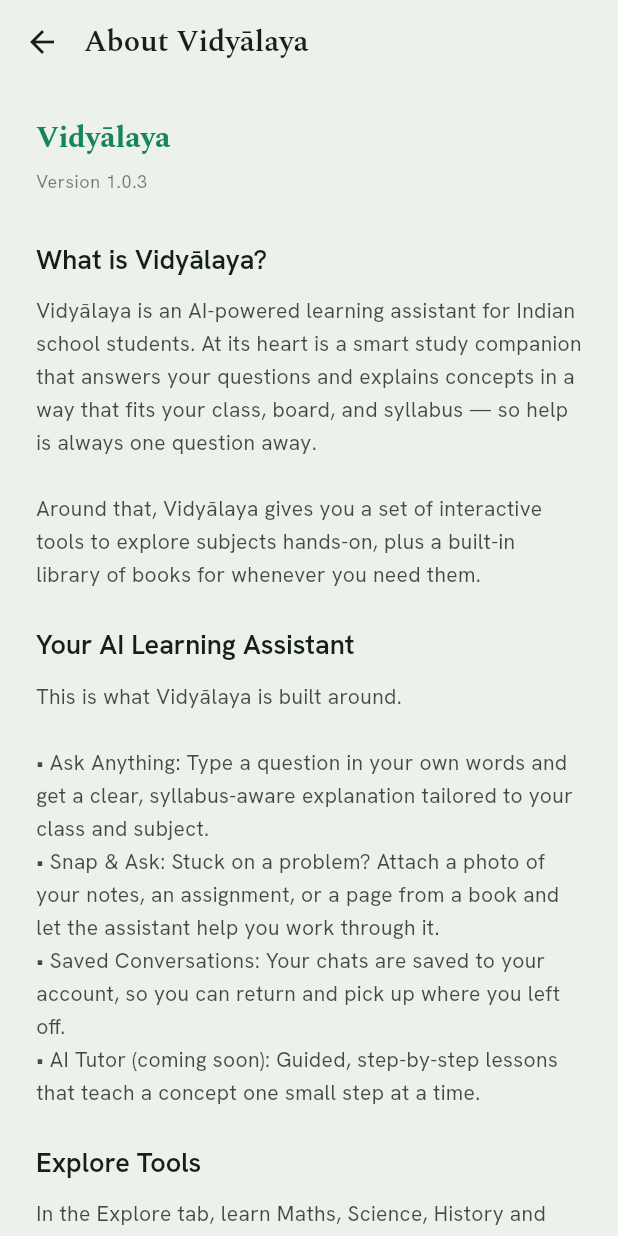
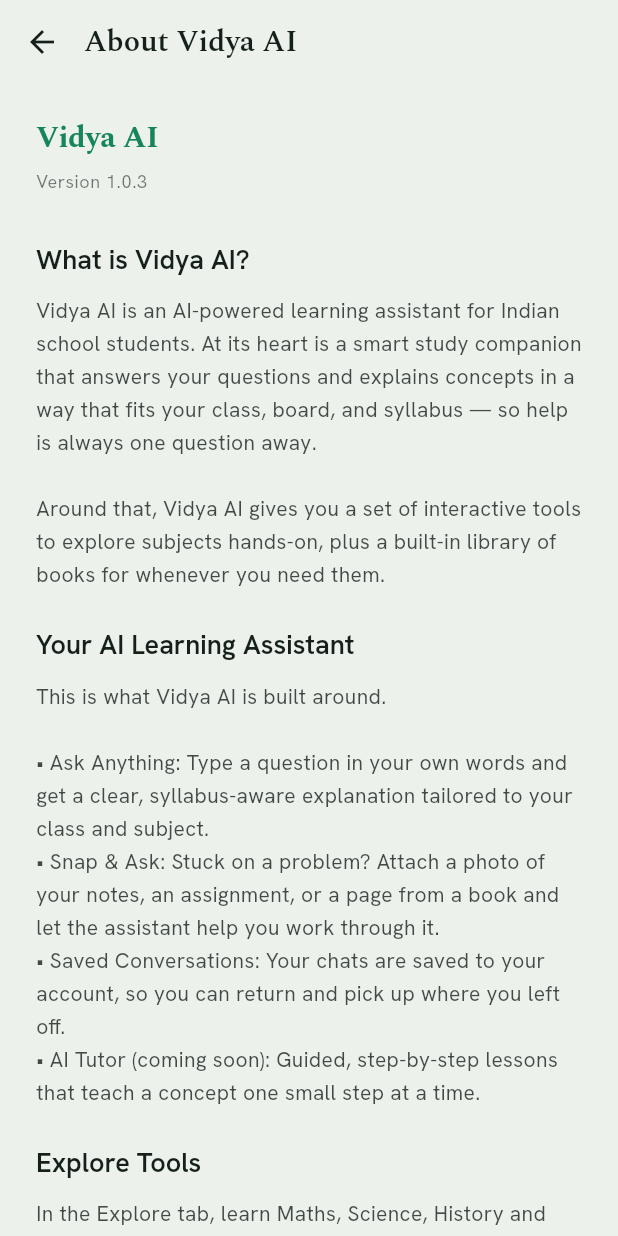
Before and after one commit to rudra273/vidyalaya, a Flutter app: the AboutScreen screen opened by its route, on a phone screen of 412 x 824 dp. Run offline on Flutter 3.47's test engine with Material 3 defaults, Android fonts, the phone set to English and light mode, and no system bars; our stand-ins replace firebase_auth, firebase_core, flutter_markdown, flutter_riverpod, flutter_svg, go_router and 8 more; missing offline and left inert: flutter_pdfview; accounts and stored records are empty; network calls fail.

Commit message:
vidya ai

```diff
--- a/lib/data/services/app_share.dart
+++ b/lib/data/services/app_share.dart
@@ -12,7 +12,7 @@
       'https://play.google.com/store/apps/details?id=com.vidyalaya.ai';
 
   static const shareMessage =
-      'Study smarter with Vidyālaya — free SCERT Odisha books and an AI tutor, '
+      'Study smarter with Vidya AI — free SCERT Odisha books and an AI tutor, '
       'right on your phone!\n$playStoreUrl';
 
   /// Opens WhatsApp with the share message pre-filled.
--- a/lib/main.dart
+++ b/lib/main.dart
@@ -56,7 +56,7 @@
     final themeMode = ref.watch(themeModeProvider);
 
     return MaterialApp.router(
-      title: 'Vidyālaya',
+      title: 'Vidya AI',
       debugShowCheckedModeBanner: false,
       theme: AppTheme.lightTheme,
       darkTheme: AppTheme.darkTheme,
--- a/lib/screens/home/home_screen.dart
+++ b/lib/screens/home/home_screen.dart
@@ -79,7 +79,7 @@
           // Shares PageTitle's metrics so the wordmark sits at exactly the
           // same height as the "AI Learning" / "Explore" / "Profile" titles.
           PageTitle(
-            title: 'Vidyālaya',
+            title: 'Vidya AI',
             sub: _greetingLine(firstName),
             // Nudged down to centre against the title's line rather than
             // constrained to its height — the 40px avatar and the streak chip
--- a/lib/screens/onboarding/welcome_screen.dart
+++ b/lib/screens/onboarding/welcome_screen.dart
@@ -69,7 +69,7 @@
                   ),
                   const SizedBox(height: 24),
                   Text(
-                    'Welcome to Vidyālaya',
+                    'Welcome to Vidya AI',
                     style: Theme.of(context).textTheme.headlineMedium?.copyWith(
                       fontWeight: AppFontWeight.bold,
                     ),
--- a/lib/screens/profile/about_screen.dart
+++ b/lib/screens/profile/about_screen.dart
@@ -13,7 +13,7 @@
     return Scaffold(
       appBar: AppBar(
         title: Text(
-          'About Vidyālaya',
+          'About Vidya AI',
           style: theme.textTheme.headlineSmall,
         ),
         leading: IconButton(
@@ -27,7 +27,7 @@
           crossAxisAlignment: CrossAxisAlignment.start,
           children: [
             Text(
-              'Vidyālaya',
+              'Vidya AI',
               style: theme.textTheme.headlineSmall?.copyWith(
                 color: cs.primary,
                 fontWeight: AppFontWeight.bold,
@@ -44,14 +44,14 @@
 
             _buildSection(
               theme,
-              title: 'What is Vidyālaya?',
-              content: 'Vidyālaya is an AI-powered learning assistant for Indian school students. At its heart is a smart study companion that answers your questions and explains concepts in a way that fits your class, board, and syllabus — so help is always one question away.\n\nAround that, Vidyālaya gives you a set of interactive tools to explore subjects hands-on, plus a built-in library of books for whenever you need them.',
+              title: 'What is Vidya AI?',
+              content: 'Vidya AI is an AI-powered learning assistant for Indian school students. At its heart is a smart study companion that answers your questions and explains concepts in a way that fits your class, board, and syllabus — so help is always one question away.\n\nAround that, Vidya AI gives you a set of interactive tools to explore subjects hands-on, plus a built-in library of books for whenever you need them.',
             ),
 
             _buildSection(
               theme,
               title: 'Your AI Learning Assistant',
-              content: 'This is what Vidyālaya is built around.\n\n'
+              content: 'This is what Vidya AI is built around.\n\n'
                        '• Ask Anything: Type a question in your own words and get a clear, syllabus-aware explanation tailored to your class and subject.\n'
                        '• Snap & Ask: Stuck on a problem? Attach a photo of your notes, an assignment, or a page from a book and let the assistant help you work through it.\n'
                        '• Saved Conversations: Your chats are saved to your account, so you can return and pick up where you left off.\n'
@@ -73,7 +73,7 @@
             _buildSection(
               theme,
               title: 'Library',
-              content: 'Vidyālaya also includes a library of books you can download and read offline, with comfortable reading modes (including Sepia and Dark Mode), bookmarks, highlights, and personal notes for quick revision — there whenever you need a reference.',
+              content: 'Vidya AI also includes a library of books you can download and read offline, with comfortable reading modes (including Sepia and Dark Mode), bookmarks, highlights, and personal notes for quick revision — there whenever you need a reference.',
             ),
 
             _buildSection(
@@ -116,7 +116,7 @@
                   ),
                   const SizedBox(height: 8),
                   Text(
-                    'Vidyālaya is a private, independent platform and is NOT an official government application. While all the textbooks provided within the app are official, board-approved materials sourced directly from public government websites, our application itself is not affiliated with, endorsed by, or connected to any government entity.',
+                    'Vidya AI is a private, independent platform and is NOT an official government application. While all the textbooks provided within the app are official, board-approved materials sourced directly from public government websites, our application itself is not affiliated with, endorsed by, or connected to any government entity.',
                     style: theme.textTheme.bodyMedium?.copyWith(
                       height: 1.5,
                       color: cs.onSurface.withValues(alpha: 0.8),
@@ -129,7 +129,7 @@
             const SizedBox(height: 24),
             Center(
               child: Text(
-                 '© 2026 Vidyālaya.',
+                 '© 2026 Vidya AI.',
                  style: theme.textTheme.labelMedium?.copyWith(
                    color: cs.onSurface.withValues(alpha: 0.5),
                  ),
--- a/lib/screens/profile/feedback_screen.dart
+++ b/lib/screens/profile/feedback_screen.dart
@@ -112,7 +112,7 @@
                             ),
                             const SizedBox(height: 4),
                             Text(
-                              'Vidyālaya is built for students like you — '
+                              'Vidya AI is built for students like you — '
                               'and your words decide what we build next.',
                               style: Theme.of(context)
                                   .textTheme
--- a/lib/screens/profile/privacy_policy_screen.dart
+++ b/lib/screens/profile/privacy_policy_screen.dart
@@ -27,7 +27,7 @@
           crossAxisAlignment: CrossAxisAlignment.start,
           children: [
             Text(
-              'Vidyālaya',
+              'Vidya AI',
               style: theme.textTheme.headlineSmall?.copyWith(
                 color: cs.primary,
                 fontWeight: AppFontWeight.bold,
@@ -45,13 +45,13 @@
             _buildSection(
               theme,
               title: '1. Introduction',
-              content: 'Welcome to Vidyālaya ("we," "our," or "us"). We are committed to protecting your privacy and ensuring you have a positive experience on our mobile application. Vidyālaya is an educational platform for Indian school students that combines offline textbook reading with AI-assisted learning tools.\n\nThis Privacy Policy explains what information we collect, how we use it, and the choices you have when you use the Vidyālaya app. Please read it carefully. If you are under 18, please review this policy together with a parent or guardian.',
+              content: 'Welcome to Vidya AI ("we," "our," or "us"). We are committed to protecting your privacy and ensuring you have a positive experience on our mobile application. Vidya AI is an educational platform for Indian school students that combines offline textbook reading with AI-assisted learning tools.\n\nThis Privacy Policy explains what information we collect, how we use it, and the choices you have when you use the Vidya AI app. Please read it carefully. If you are under 18, please review this policy together with a parent or guardian.',
             ),
 
             _buildSection(
               theme,
               title: '2. What You Can Use Without an Account',
-              content: 'Core reading and study features work without signing in. When you use Vidyālaya without an account:\n\n'
+              content: 'Core reading and study features work without signing in. When you use Vidya AI without an account:\n\n'
                        '• Local Storage Only: Your class selection, board, preferred language, chosen avatar, theme (light/sepia/dark), bookmarks, highlights, notes, timetable, and reading progress are stored entirely on your device.\n'
                        '• Downloaded Books: The textbooks and study materials you download are saved directly to your device for offline viewing.\n'
                        '• No Sign-In Required for Reading: You are not required to provide any identifying information to read books, take notes, or use the offline Learn modules.',
@@ -90,7 +90,7 @@
             _buildSection(
               theme,
               title: '6. Permissions We Request',
-              content: 'Vidyālaya requests only the permissions needed for its features:\n\n'
+              content: 'Vidya AI requests only the permissions needed for its features:\n\n'
                        '• Internet: To download textbooks, sign in, and use AI features.\n'
                        '• Camera & Photos: Used only when you choose to attach a photo to an AI question. We do not access your camera or gallery in the background, and we do not browse or upload your photo library.',
             ),
@@ -109,7 +109,7 @@
             _buildSection(
               theme,
               title: '8. Third-Party Services',
-              content: 'We rely on a small number of trusted service providers to operate Vidyālaya:\n\n'
+              content: 'We rely on a small number of trusted service providers to operate Vidya AI:\n\n'
                        '• Google / Firebase: for sign-in and authentication.\n'
                        '• Our AI backend and AI model provider: to process and answer your questions.\n\n'
                        'These providers process data only to deliver these services on our behalf and are subject to their own privacy and security commitments. We do not integrate advertising networks or data brokers.',
@@ -118,13 +118,13 @@
             _buildSection(
               theme,
               title: '9. Cookies and Tracking Technologies',
-              content: 'Vidyālaya is a native mobile application and does not use cookies, web beacons, or third-party advertising or analytics trackers to follow you across apps or websites. The app is ad-free.',
+              content: 'Vidya AI is a native mobile application and does not use cookies, web beacons, or third-party advertising or analytics trackers to follow you across apps or websites. The app is ad-free.',
             ),
 
             _buildSection(
               theme,
               title: '10. Children\'s Privacy',
-              content: 'Vidyālaya is intended for school students, and some users may be under the age of 13. We collect only the limited information needed to provide the service, as described above. Because signing in and AI features involve collecting personal information (such as name and email), we ask that a parent or guardian set up and supervise the use of these features for younger children, and provide consent where required by law (including COPPA and applicable Indian data protection rules).\n\nIf you believe a child has provided us personal information without appropriate consent, please contact us and we will delete it.',
+              content: 'Vidya AI is intended for school students, and some users may be under the age of 13. We collect only the limited information needed to provide the service, as described above. Because signing in and AI features involve collecting personal information (such as name and email), we ask that a parent or guardian set up and supervise the use of these features for younger children, and provide consent where required by law (including COPPA and applicable Indian data protection rules).\n\nIf you believe a child has provided us personal information without appropriate consent, please contact us and we will delete it.',
             ),
 
             _buildSection(
@@ -139,7 +139,7 @@
             _buildSection(
               theme,
               title: '12. Changes to This Policy',
-              content: 'As Vidyālaya evolves, we may update this Privacy Policy to reflect new features or legal requirements. When we make material changes, we will update the effective date above. You are advised to review this page periodically.',
+              content: 'As Vidya AI evolves, we may update this Privacy Policy to reflect new features or legal requirements. When we make material changes, we will update the effective date above. You are advised to review this page periodically.',
             ),
 
             _buildSection(
@@ -151,7 +151,7 @@
             const SizedBox(height: 24),
             Center(
               child: Text(
-                 '© 2026 Vidyālaya. All rights reserved.',
+                 '© 2026 Vidya AI. All rights reserved.',
                  style: theme.textTheme.labelMedium?.copyWith(
                    color: cs.onSurface.withValues(alpha: 0.5),
                  ),
--- a/lib/screens/profile/settings_screen.dart
+++ b/lib/screens/profile/settings_screen.dart
@@ -175,7 +175,7 @@
                     ListRow(
                       color: isDark ? AppColors.cTutorDark : AppColors.cTutor,
                       icon: Icons.info_outline_rounded,
-                      title: 'About Vidyālaya',
+                      title: 'About Vidya AI',
                       sub: 'Learn more about the app',
                       onTap: () => context.push('/about'),
                       last: true,
@@ -191,7 +191,7 @@
                   AppSpacing.screenPadding, 24, AppSpacing.screenPadding, 0),
               child: Column(
                 children: [
-                  Text('Vidyālaya',
+                  Text('Vidya AI',
                       style:
                           Theme.of(context).textTheme.headlineSmall?.copyWith(
                                 fontSize: AppFontSize.title,
--- a/lib/widgets/share_feedback_banner.dart
+++ b/lib/widgets/share_feedback_banner.dart
@@ -12,7 +12,7 @@
 // ─── ShareFeedbackBanner: sticky share card at Home bottom ───────────────
 
 /// Permanent banner at the bottom of Home for sharing the app on WhatsApp.
-/// Until dismissed, it also shows an "Enjoying Vidyālaya?" header with a
+/// Until dismissed, it also shows an "Enjoying Vidya AI?" header with a
 /// Rate-us button; the close icon hides only that part, collapsing the
 /// banner into a compact share-only card. Rating stays reachable in
 /// Settings → Support.
@@ -71,7 +71,7 @@
                 crossAxisAlignment: CrossAxisAlignment.start,
                 children: [
                   Text(
-                    'Enjoying Vidyālaya?',
+                    'Enjoying Vidya AI?',
                     style: Theme.of(context).textTheme.headlineSmall
                         ?.copyWith(fontSize: AppFontSize.title, height: 1.1),
                   ),
@@ -169,7 +169,7 @@
             crossAxisAlignment: CrossAxisAlignment.start,
             children: [
               Text(
-                'Share Vidyālaya',
+                'Share Vidya AI',
                 style: Theme.of(context).textTheme.headlineSmall
                     ?.copyWith(fontSize: AppFontSize.content, height: 1.1),
               ),
--- a/lib/widgets/support_section.dart
+++ b/lib/widgets/support_section.dart
@@ -49,7 +49,7 @@
                 ListRow(
                   color: isDark ? AppColors.cMathsDark : AppColors.cMaths,
                   icon: Icons.share_outlined,
-                  title: 'Share Vidyālaya',
+                  title: 'Share Vidya AI',
                   sub: 'Tell your friends about the app',
                   onTap: () {
                     Haptics.light(ref);
@@ -59,7 +59,7 @@
                 ListRow(
                   color: isDark ? AppColors.cEnglishDark : AppColors.cEnglish,
                   icon: Icons.star_outline_rounded,
-                  title: 'Rate Vidyālaya',
+                  title: 'Rate Vidya AI',
                   sub: 'Rate us on the Play Store',
                   onTap: () {
                     Haptics.light(ref);
--- a/pubspec.yaml
+++ b/pubspec.yaml
@@ -1,5 +1,5 @@
 name: vidyalaya
-description: "Vidyālaya. A book reading app for Indian school students."
+description: "Vidya AI. A book reading app for Indian school students."
 publish_to: 'none'
 version: 1.0.3+4
 
```
Also changed, not shown: assets/icon/branding.png, assets/icon/vidyalaya.png, 47 other files.
